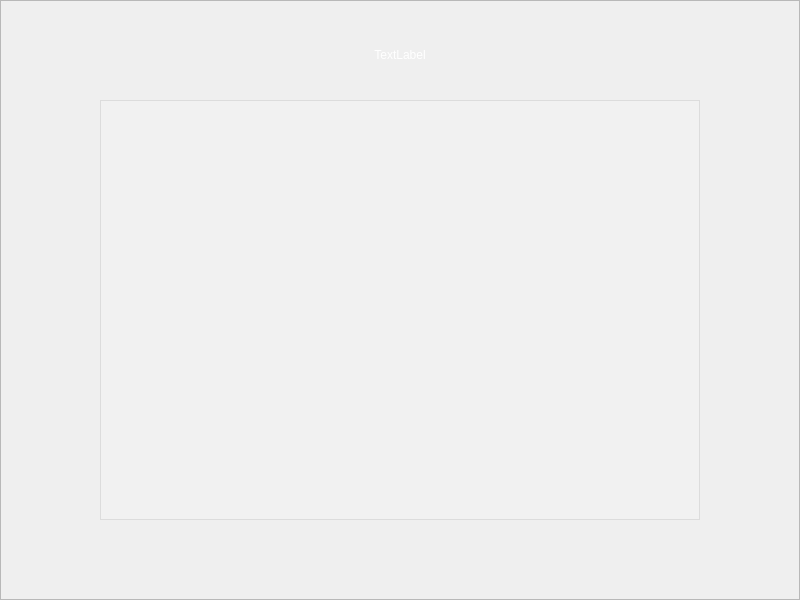
This is DS_2020/DS_2020_GUI/Info_Detail_Widget.ui in ChrisJaunes/DS_2020 as Qt 5 draws it before an edit. The edited form follows.
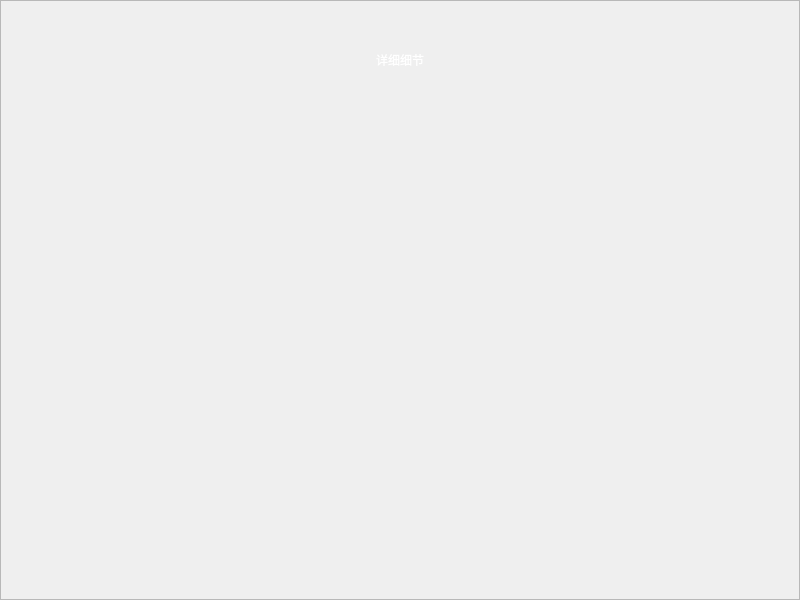
This is the edited form. Icons and pictures are not drawn.

Patch:
```diff
--- a/DS_2020/DS_2020_GUI/Info_Detail_Widget.ui
+++ b/DS_2020/DS_2020_GUI/Info_Detail_Widget.ui
@@ -38,9 +38,9 @@
     <property name="geometry">
      <rect>
       <x>100</x>
-      <y>30</y>
+      <y>10</y>
       <width>600</width>
-      <height>50</height>
+      <height>100</height>
      </rect>
     </property>
     <property name="styleSheet">
@@ -49,27 +49,32 @@
 font: 75 20pt &quot;Consolas&quot;;</string>
     </property>
     <property name="text">
-     <string>TextLabel</string>
+     <string>详细细节</string>
     </property>
     <property name="alignment">
      <set>Qt::AlignCenter</set>
     </property>
    </widget>
-   <widget class="QListView" name="listView">
+   <widget class="QTabWidget" name="tabWidget">
     <property name="geometry">
      <rect>
       <x>100</x>
-      <y>100</y>
+      <y>120</y>
       <width>600</width>
-      <height>420</height>
+      <height>400</height>
      </rect>
     </property>
     <property name="styleSheet">
-     <string notr="true">border-image:url();
-background-color:rgba(244,244,244,100)</string>
+     <string notr="true">QTabWidget::pane{
+    border: none;
+}
+QTabWidget QStackedWidget{
+	border-image:url();
+    border-background: transparent;    
+}</string>
     </property>
-    <property name="editTriggers">
-     <set>QAbstractItemView::NoEditTriggers</set>
+    <property name="currentIndex">
+     <number>-1</number>
     </property>
    </widget>
   </widget>
```
